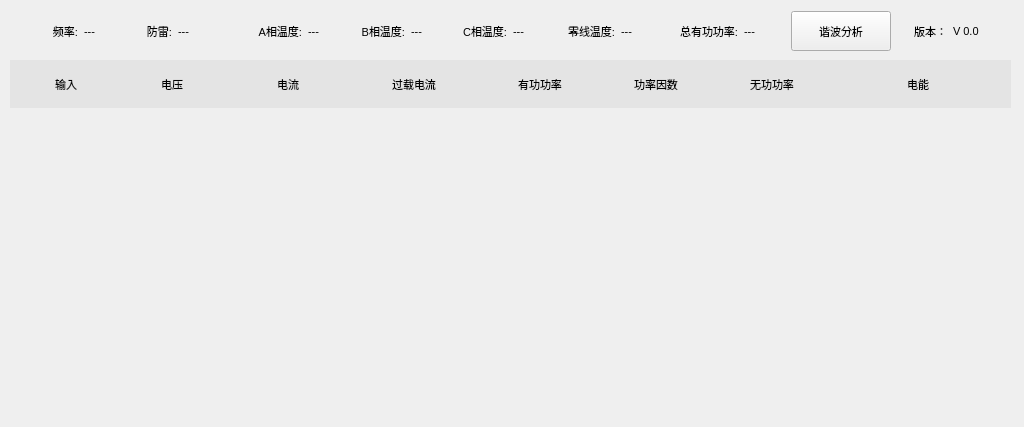
Above: line/linewid.ui from ChinaClever/BusBar-Qt before the change. Below: the same form after it.
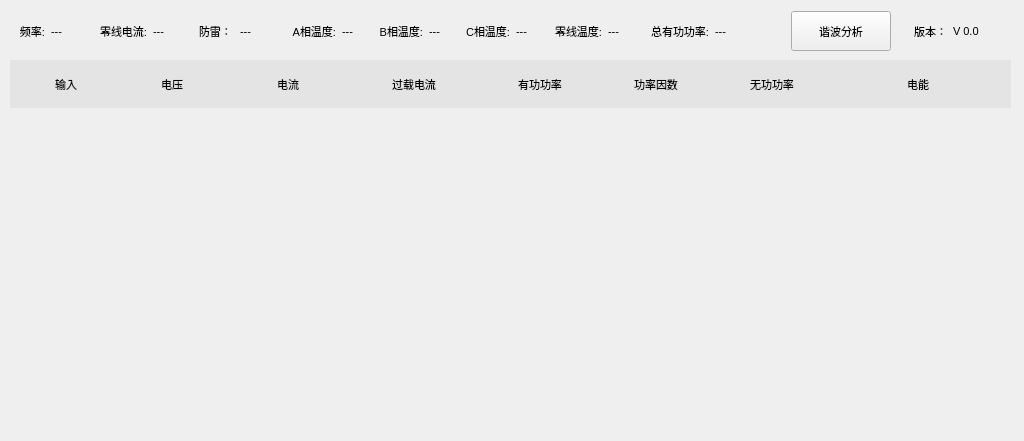
That is the form after the change.

Diff of the .ui file:
```diff
--- a/line/linewid.ui
+++ b/line/linewid.ui
@@ -7,7 +7,7 @@
     <x>0</x>
     <y>0</y>
     <width>1024</width>
-    <height>427</height>
+    <height>441</height>
    </rect>
   </property>
   <property name="font">
@@ -40,7 +40,7 @@
      <x>10</x>
      <y>259</y>
      <width>1001</width>
-     <height>161</height>
+     <height>181</height>
     </rect>
    </property>
    <property name="styleSheet">
@@ -402,10 +402,16 @@
      <widget class="QLabel" name="label">
       <property name="minimumSize">
        <size>
-        <width>68</width>
+        <width>30</width>
         <height>18</height>
        </size>
       </property>
+      <property name="maximumSize">
+       <size>
+        <width>50</width>
+        <height>16777215</height>
+       </size>
+      </property>
       <property name="font">
        <font>
         <family>Ubuntu</family>
@@ -447,10 +453,16 @@
      <widget class="QLabel" name="label_10">
       <property name="minimumSize">
        <size>
-        <width>20</width>
+        <width>50</width>
         <height>18</height>
        </size>
       </property>
+      <property name="maximumSize">
+       <size>
+        <width>30</width>
+        <height>16777215</height>
+       </size>
+      </property>
       <property name="font">
        <font>
         <family>Ubuntu</family>
@@ -460,7 +472,7 @@
        </font>
       </property>
       <property name="text">
-       <string>防雷:</string>
+       <string>零线电流:</string>
       </property>
       <property name="alignment">
        <set>Qt::AlignRight|Qt::AlignTrailing|Qt::AlignVCenter</set>
@@ -471,10 +483,16 @@
      <widget class="QLabel" name="lpsLab">
       <property name="minimumSize">
        <size>
-        <width>68</width>
+        <width>40</width>
         <height>18</height>
        </size>
       </property>
+      <property name="maximumSize">
+       <size>
+        <width>40</width>
+        <height>16777215</height>
+       </size>
+      </property>
       <property name="font">
        <font>
         <family>Ubuntu</family>
@@ -488,6 +506,32 @@
       </property>
      </widget>
     </item>
+    <item>
+     <widget class="QLabel" name="label_17">
+      <property name="text">
+       <string>防雷：</string>
+      </property>
+     </widget>
+    </item>
+    <item>
+     <widget class="QLabel" name="lpStateLab">
+      <property name="minimumSize">
+       <size>
+        <width>40</width>
+        <height>18</height>
+       </size>
+      </property>
+      <property name="maximumSize">
+       <size>
+        <width>40</width>
+        <height>16777215</height>
+       </size>
+      </property>
+      <property name="text">
+       <string>---</string>
+      </property>
+     </widget>
+    </item>
     <item>
      <widget class="QLabel" name="label_11">
       <property name="minimumSize">
@@ -516,10 +560,16 @@
      <widget class="QLabel" name="temA">
       <property name="minimumSize">
        <size>
-        <width>30</width>
+        <width>25</width>
         <height>18</height>
        </size>
       </property>
+      <property name="maximumSize">
+       <size>
+        <width>25</width>
+        <height>16777215</height>
+       </size>
+      </property>
       <property name="font">
        <font>
         <family>Ubuntu</family>
@@ -561,10 +611,16 @@
      <widget class="QLabel" name="temB">
       <property name="minimumSize">
        <size>
-        <width>30</width>
+        <width>25</width>
         <height>18</height>
        </size>
       </property>
+      <property name="maximumSize">
+       <size>
+        <width>25</width>
+        <height>16777215</height>
+       </size>
+      </property>
       <property name="font">
        <font>
         <family>Ubuntu</family>
@@ -606,10 +662,16 @@
      <widget class="QLabel" name="temC">
       <property name="minimumSize">
        <size>
-        <width>30</width>
+        <width>25</width>
         <height>18</height>
        </size>
       </property>
+      <property name="maximumSize">
+       <size>
+        <width>25</width>
+        <height>16777215</height>
+       </size>
+      </property>
       <property name="font">
        <font>
         <family>Ubuntu</family>
@@ -651,10 +713,16 @@
      <widget class="QLabel" name="temD">
       <property name="minimumSize">
        <size>
-        <width>30</width>
+        <width>25</width>
         <height>18</height>
        </size>
       </property>
+      <property name="maximumSize">
+       <size>
+        <width>25</width>
+        <height>16777215</height>
+       </size>
+      </property>
       <property name="font">
        <font>
         <family>Ubuntu</family>
@@ -696,7 +764,7 @@
      <widget class="QLabel" name="totalPowLab">
       <property name="minimumSize">
        <size>
-        <width>30</width>
+        <width>70</width>
         <height>18</height>
        </size>
       </property>
```
Left out of the diff: 2 changed lines with no effect on the pictures.
